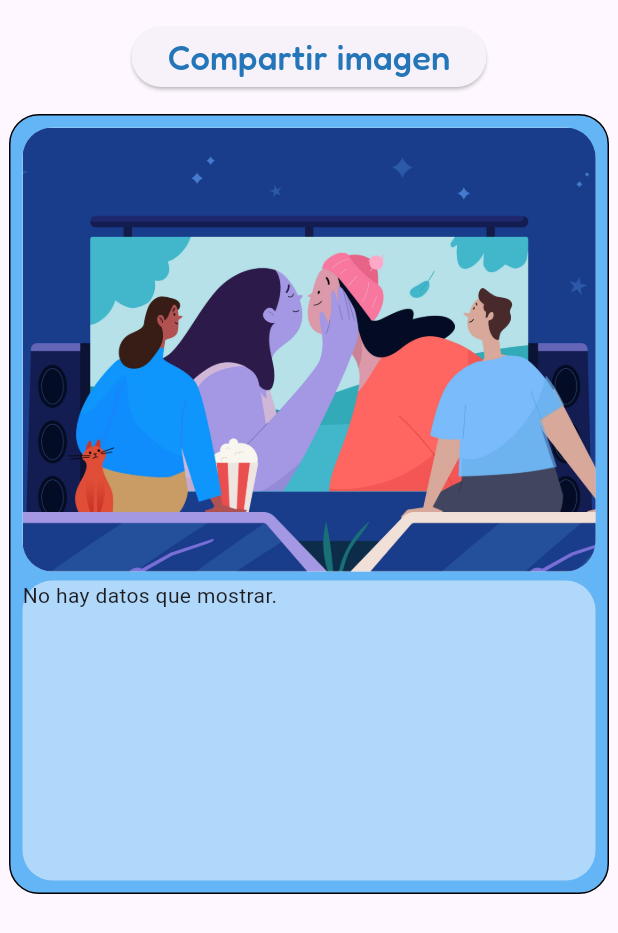
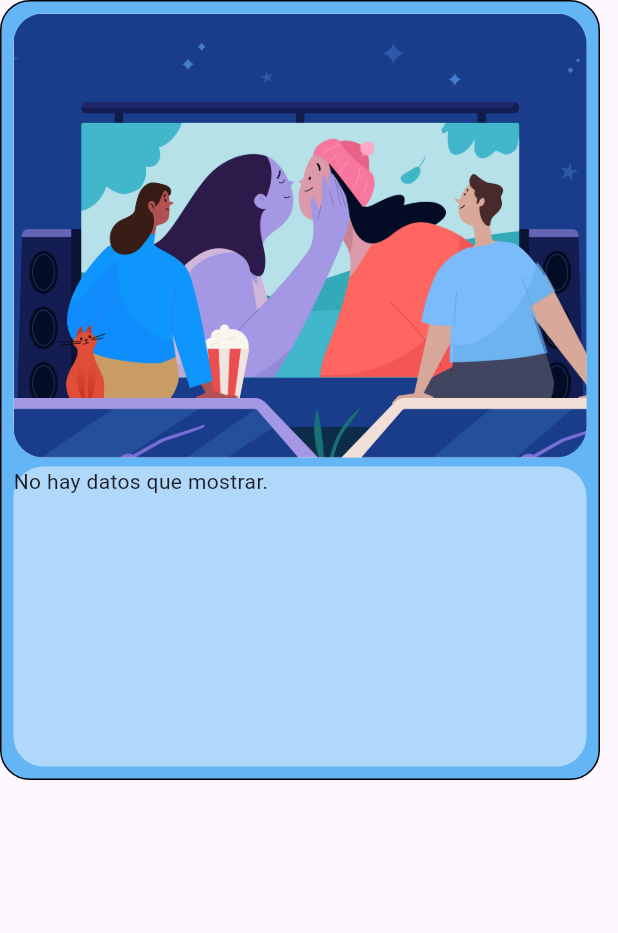
Before and after one commit to MarCarrera/my-accounts, a Flutter app: the InfoCardUser widget shown alone on an empty page, opened directly with empty values, on a phone screen of 412 x 824 dp. Shown: the top 933 px of the screen. Run offline on Flutter 3.47's test engine with Material 3 defaults, Android fonts, the phone set to English and light mode, and no system bars; our stand-ins replace animate_do, custom_navigation_bar, google_fonts, hive, local_auth, lottie and 4 more; missing offline and left inert: board_datetime_picker, dart:ffi, expandable_menu, flutter_custom_month_picker, material_dialogs; accounts and stored records are empty; network calls fail.

Commit message:
compartir datos listo

```diff
--- /dev/null
+++ b/lib/utils/shared_data_profile.dart
@@ -0,0 +1,52 @@
+import 'package:flutter/material.dart';
+import 'package:screenshot/screenshot.dart';
+
+import '../widgets/info_card.dart';
+import 'events.dart';
+
+
+/*class SharedDataProfile{
+  Future<void> sharedDataProfile(
+    BuildContext context,
+    ScreenshotController ctlScreen,
+    String idUser
+  )async{
+    final imageDataCard = await ctlScreen.captureFromWidget(
+
+      InfoCardUser(idUser: idUser,));
+      print("shared data profile");
+
+      return await Events().saveAndShare(imageDataCard);
+  }
+}*/
+
+class SharedDataProfile {
+  Future<void> sharedDataProfile(
+    BuildContext context,
+    ScreenshotController ctlScreen,
+    String idUser,
+  ) async {
+    final imageDataCard = await ctlScreen.captureFromWidget(
+      MediaQuery(
+        data: MediaQueryData.fromWindow(WidgetsBinding.instance.window),
+        child: MaterialApp(
+          debugShowCheckedModeBanner: false,
+          home: Directionality(
+            textDirection: TextDirection.ltr,
+            child: Scaffold(
+              body: Center(
+                child: ScaffoldMessenger(
+                  child: InfoCardUser(idUser: idUser),
+                ),
+              ),
+            ),
+          ),
+        ),
+      ),
+      delay: Duration(milliseconds: 100), // Opcional: puede ayudar a esperar que el widget se renderice completamente
+    );
+    print("shared data profile");
+
+    return await Events().saveAndShare(imageDataCard);
+  }
+}
--- a/lib/widgets/info_card.dart
+++ b/lib/widgets/info_card.dart
@@ -1,8 +1,11 @@
 import 'package:acounts_control/data/request/service.dart';
 import 'package:flutter/material.dart';
 import 'package:google_fonts/google_fonts.dart';
+import 'package:screenshot/screenshot.dart';
 import '../data/models/view_model.dart';
+import '../utils/shared_data_profile.dart';
 import 'loading_dots.dart';
+
 
 class InfoCardUser extends StatefulWidget {
   const InfoCardUser({super.key, required this.idUser});
@@ -24,25 +27,7 @@ class _InfoCardUserState extends State<InfoCardUser> {
 
   @override
   Widget build(BuildContext context) {
-    return Scaffold(
-      body: SingleChildScrollView(
-        child: Center(
-            child: Column(
-          children: [
-            Padding(
-              padding: const EdgeInsets.only(top: 14, bottom: 14),
-              child: ElevatedButton(
-                onPressed: () {
-                  print('Enviar imagen');
-                },
-                child: Text('Compartir imagen',
-                    style: GoogleFonts.fredoka(
-                      fontSize: 23,
-                      color: const Color.fromARGB(255, 36, 118, 184),
-                    )),
-              ),
-            ),
-            Container(
+    return Container(
       height: 520,
       width: 400,
       decoration: BoxDecoration(
@@ -82,8 +67,7 @@ class _InfoCardUserState extends State<InfoCardUser> {
                 future: info,
                 builder: (BuildContext context,
                     AsyncSnapshot<List<InfoUser>> snapshot) {
-                          if (snapshot.connectionState ==
-                              ConnectionState.waiting) {
+                  if (snapshot.connectionState == ConnectionState.waiting) {
                     return LoadingDots();
                   } else if (snapshot.hasError) {
                     return Padding(
@@ -106,35 +90,27 @@ class _InfoCardUserState extends State<InfoCardUser> {
                             final infoCardUser = infoCard[index];
                             return Column(
                               children: [
-                                        SizedBox(
-                                          height: 28,
-                                        ),
                                 Text('Cuenta: ${infoCardUser.account}',
                                     style: GoogleFonts.fredoka(
-                                                fontSize: 22,
-                                                color: Colors.black87)),
+                                        fontSize: 22, color: Colors.black87)),
                                 SizedBox(
                                   height: 10,
                                 ),
-                                        Text(
-                                            'Contraseña: ${infoCardUser.password}',
+                                Text('Contraseña: ${infoCardUser.password}',
                                     style: GoogleFonts.fredoka(
-                                                fontSize: 22,
-                                                color: Colors.black87)),
+                                        fontSize: 22, color: Colors.black87)),
                                 SizedBox(
                                   height: 10,
                                 ),
                                 Text('Usuario: ${infoCardUser.user}',
                                     style: GoogleFonts.fredoka(
-                                                fontSize: 22,
-                                                color: Colors.black87)),
+                                        fontSize: 22, color: Colors.black87)),
                                 SizedBox(
                                   height: 10,
                                 ),
                                 Text('Pin: ${infoCardUser.pin}',
                                     style: GoogleFonts.fredoka(
-                                                fontSize: 22,
-                                                color: Colors.black87)),
+                                        fontSize: 22, color: Colors.black87)),
                               ],
                             );
                           });
@@ -146,13 +122,6 @@ class _InfoCardUserState extends State<InfoCardUser> {
           ],
         ),
       ),
-            ),
-            SizedBox(
-              height: 20,
-            )
-          ],
-        )),
-      ),
     );
   }
 }
--- a/pubspec.yaml
+++ b/pubspec.yaml
@@ -24,8 +24,11 @@ dependencies:
   quickalert: #https://pub.dev/packages/quickalert
   expandable_menu: #https://pub.dev/packages/expandable_menu/example
   board_datetime_picker: #https://pub.dev/packages/board_datetime_picker
-
+  path_provider: #https://pub.dev/packages/path_provider
+  share_plus: ^6.3.2
+  url_launcher: #https://pub.dev/packages/url_launcher
   material_dialogs: ^1.1.4
+  screenshot: #https://pub.dev/packages/screenshot
 
 dev_dependencies:
   flutter_test:
```
Also changed, not shown: lib/utils/events.dart (added, +43 -0 lines), lib/views/home/home.dart (+18 -9 lines), pubspec.lock, 5 other files. Lines whose indentation alone changed are shown as unchanged.
